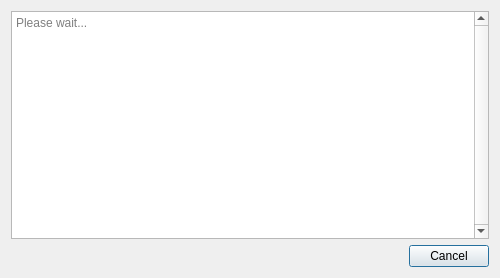
First picture: the form in projects/videoclient/src/startup/ts3videostartuplogic.ui, repository mfreiholz/ts3video, before the edit.
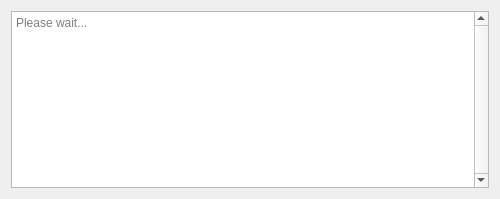
Second picture: the form after the edit.

The edit to the form file:
```diff
--- a/projects/videoclient/src/startup/ts3videostartuplogic.ui
+++ b/projects/videoclient/src/startup/ts3videostartuplogic.ui
@@ -7,13 +7,10 @@
     <x>0</x>
     <y>0</y>
     <width>500</width>
-    <height>278</height>
+    <height>199</height>
    </rect>
   </property>
-  <property name="sizeGripEnabled">
-   <bool>false</bool>
-  </property>
-  <layout class="QVBoxLayout" name="verticalLayout">
+  <layout class="QVBoxLayout">
    <item>
     <widget class="QTextEdit" name="progress">
      <property name="verticalScrollBarPolicy">
@@ -30,30 +27,6 @@
      </property>
     </widget>
    </item>
-   <item>
-    <layout class="QHBoxLayout" name="horizontalLayout">
-     <item>
-      <spacer name="horizontalSpacer">
-       <property name="orientation">
-        <enum>Qt::Horizontal</enum>
-       </property>
-       <property name="sizeHint" stdset="0">
-        <size>
-         <width>40</width>
-         <height>20</height>
-        </size>
-       </property>
-      </spacer>
-     </item>
-     <item>
-      <widget class="QPushButton" name="cancel">
-       <property name="text">
-        <string>Cancel</string>
-       </property>
-      </widget>
-     </item>
-    </layout>
-   </item>
   </layout>
  </widget>
  <resources/>
```
Left out of the diff: 3 changed lines with no effect on the pictures.
